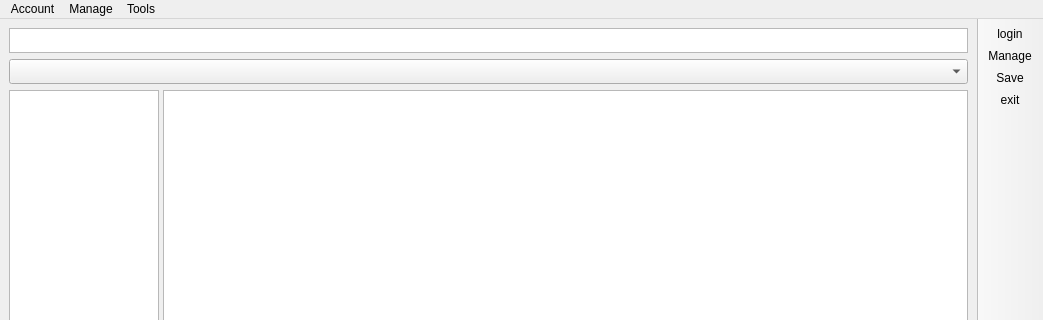
This is maplibrary.ui in mat-mot/ap-final-project as Qt 5 draws it before an edit; both pictures show x 0 to 1043 and y 0 to 320 of the 1043 by 645 pixel window. The edited form follows.
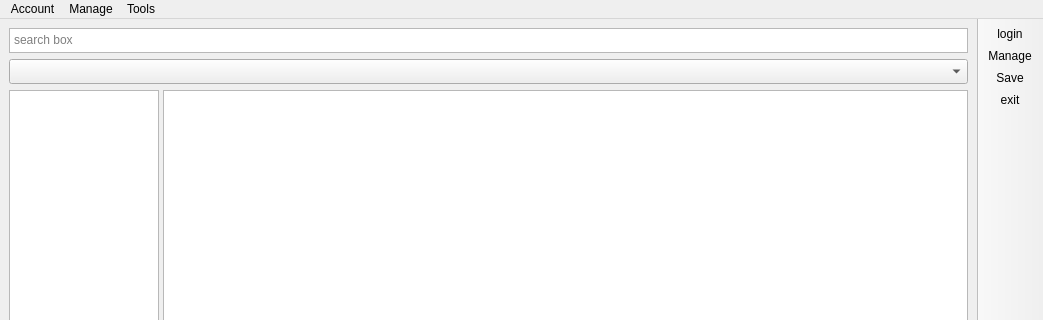
This is the edited form. Icons and pictures are not drawn.

```diff
--- a/maplibrary.ui
+++ b/maplibrary.ui
@@ -47,6 +47,9 @@
       <property name="sizeAdjustPolicy">
        <enum>QAbstractScrollArea::AdjustIgnored</enum>
       </property>
+      <property name="placeholderText">
+       <string>search box</string>
+      </property>
      </widget>
     </item>
     <item>
```
Left out of the diff: 2 changed lines with no effect on the pictures.
